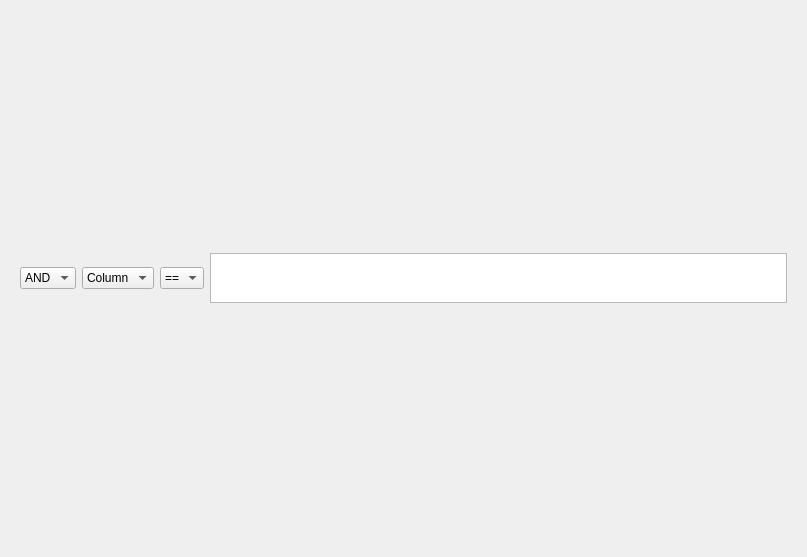
Old version of the form queryplugin.ui in the repository Aloereed/Flightman_Platform_DATA130039.
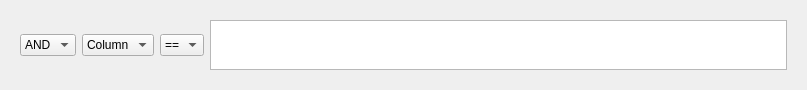
New version of the form.

Commit message: 大小自适应

Patch:
```diff
--- a/queryplugin.ui
+++ b/queryplugin.ui
@@ -7,15 +7,27 @@
     <x>0</x>
     <y>0</y>
     <width>807</width>
-    <height>557</height>
+    <height>68</height>
    </rect>
   </property>
+  <property name="maximumSize">
+   <size>
+    <width>16777215</width>
+    <height>16777215</height>
+   </size>
+  </property>
   <property name="windowTitle">
    <string>Form</string>
   </property>
   <layout class="QHBoxLayout" name="horizontalLayout_2">
    <item>
     <widget class="QWidget" name="widget" native="true">
+     <property name="maximumSize">
+      <size>
+       <width>16777215</width>
+       <height>16777215</height>
+      </size>
+     </property>
      <layout class="QHBoxLayout" name="horizontalLayout">
       <item>
        <widget class="QComboBox" name="comboBox">
```
The commit also changes 1 other file.
